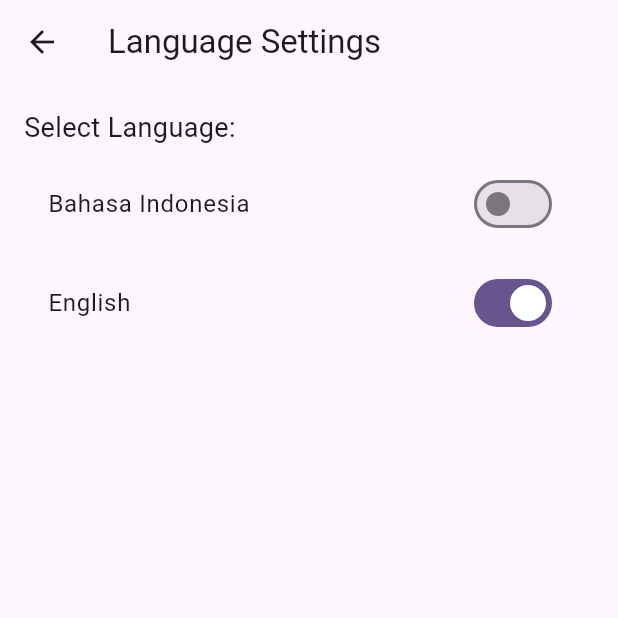
After one commit to FP-CAPSTONE/AudioVision, a Flutter app: the screen it shows after launch, after a tap on the "settings" icon, on a phone screen of 412 x 824 dp, the top half of it. The commit adds this screen. Run offline on Flutter 3.47's test engine with Material 3 defaults, Android fonts, the phone set to English and light mode, and no system bars; our stand-ins replace camera, flutter_dotenv, flutter_tts, geolocator, get, google_maps_flutter and 6 more; missing offline and left inert: flutter_config, flutter_polyline_points, flutter_vision, google_place.

Commit message:
set default language setting and setting page for user to change their preferences

```diff
--- a/lib/main.dart
+++ b/lib/main.dart
@@ -1,20 +1,23 @@
+import 'dart:io';
+import 'dart:ui';
+
 import 'package:audiovision/pages/home_page/home.dart';
 import 'package:flutter/material.dart';
+import 'package:flutter_dotenv/flutter_dotenv.dart';
 import 'package:get/get_navigation/src/root/get_material_app.dart';
-import 'package:flutter_dotenv/flutter_dotenv.dart';
+import 'package:shared_preferences/shared_preferences.dart';
 
 void main() async {
   // Load .env file
   await dotenv.load(fileName: ".env");
-  // WidgetsFlutterBinding.ensureInitialized();
-  // await Firebase.initializeApp();
+  WidgetsFlutterBinding.ensureInitialized();
+
   runApp(const MyApp());
 }
 
 class MyApp extends StatelessWidget {
-  const MyApp({super.key});
+  const MyApp({Key? key});
 
-  // This widget is the root of your application.
   @override
   Widget build(BuildContext context) {
     return GetMaterialApp(
--- /dev/null
+++ b/lib/pages/class/language.dart
@@ -0,0 +1,35 @@
+import 'dart:ui';
+
+import 'package:shared_preferences/shared_preferences.dart';
+
+class LanguagePreferences {
+  static Future<bool> isIndonesianSelected() async {
+    final SharedPreferences prefs = await SharedPreferences.getInstance();
+    print("imhereeeeeeeeeeeeeeee");
+    print(prefs.getBool('isIndonesianSelected'));
+    return prefs.getBool('isIndonesianSelected') ?? false;
+  }
+
+// get the device default language
+  Locale getDefaultLocale() {
+    return window.locale;
+  }
+
+// set application language when user open the application for the first time
+  Future<void> setDefaultLanguage() async {
+    final SharedPreferences prefs = await SharedPreferences.getInstance();
+    print(getDefaultLocale().languageCode);
+    print(prefs.getBool('isIndonesianSelected'));
+    // check if the the setting is exist
+    if (prefs.getBool('isIndonesianSelected') == null) {
+      //check the default device language
+      if (getDefaultLocale().languageCode == "id") {
+        print("iddddd");
+        prefs.setBool('isIndonesianSelected', true);
+      } else {
+        print("enggggg");
+        prefs.setBool('isIndonesianSelected', false);
+      }
+    }
+  }
+}
--- a/lib/pages/home_page/home.dart
+++ b/lib/pages/home_page/home.dart
@@ -5,9 +5,11 @@ import 'dart:async';
 import 'package:audiovision/mainAudio.dart';
 import 'package:audiovision/pages/camera/camera.dart';
 import 'package:audiovision/pages/camera/test_camera.dart';
+import 'package:audiovision/pages/class/language.dart';
 import 'package:audiovision/pages/login_page/login.dart';
 import 'package:audiovision/pages/map_page/map.dart';
 import 'package:audiovision/pages/map_page/widget/camera_view.dart';
+import 'package:audiovision/pages/setting_page/setting.dart';
 import 'package:audiovision/screens/select_screen.dart';
 import 'package:audiovision/utils/text_to_speech.dart';
 import 'package:flutter/material.dart';
@@ -16,17 +18,36 @@ import 'package:speech_to_text/speech_to_text.dart' as stt;
 import 'package:vibration/vibration.dart';
 
 class HomeScreen extends StatefulWidget {
+  static bool isIndonesianSelected = true;
   const HomeScreen({super.key});
-
   @override
   State<HomeScreen> createState() => _HomeScreenState();
 }
 
 class _HomeScreenState extends State<HomeScreen> {
   final stt.SpeechToText _speech = stt.SpeechToText();
+  String _title = '';
 
   bool _isListening = false;
   String _text = '';
+  Future<void> _loadTitle() async {
+    // user open the app for the first time set the default language setting
+    await LanguagePreferences().setDefaultLanguage();
+
+    // set the value of language
+    HomeScreen.isIndonesianSelected =
+        await LanguagePreferences.isIndonesianSelected();
+    setState(() {
+      _title = HomeScreen.isIndonesianSelected ? 'Selamat Datang' : 'Welcome';
+    });
+  }
+
+  @override
+  void initState() {
+    // TODO: implement initState
+    super.initState();
+    _loadTitle();
+  }
 
   @override
   Widget build(BuildContext context) {
@@ -39,7 +60,17 @@ class _HomeScreenState extends State<HomeScreen> {
       },
       child: Scaffold(
         appBar: AppBar(
-          title: const Text("My Appbar"),
+          leading: Container(),
+          actions: [
+            IconButton(
+                onPressed: () {
+                  Get.to(
+                    () => SettingPage(),
+                  );
+                },
+                icon: Icon(Icons.settings))
+          ],
+          title: Text(_title),
           backgroundColor: Colors.blue,
         ),
         body: Center(
--- /dev/null
+++ b/lib/pages/setting_page/setting.dart
@@ -0,0 +1,85 @@
+import 'package:audiovision/pages/home_page/home.dart';
+import 'package:flutter/material.dart';
+import 'package:get/get.dart';
+import 'package:shared_preferences/shared_preferences.dart';
+
+class SettingPage extends StatefulWidget {
+  @override
+  _SettingPageState createState() => _SettingPageState();
+}
+
+class _SettingPageState extends State<SettingPage> {
+  @override
+  void initState() {
+    super.initState();
+    _loadSelectedLanguage();
+  }
+
+  Future<void> _loadSelectedLanguage() async {
+    final SharedPreferences prefs = await SharedPreferences.getInstance();
+    setState(() {
+      HomeScreen.isIndonesianSelected =
+          prefs.getBool('isIndonesianSelected') ?? false;
+    });
+  }
+
+  Future<void> _saveLanguage(bool isIndonesianSelected) async {
+    final SharedPreferences prefs = await SharedPreferences.getInstance();
+    await prefs.setBool('isIndonesianSelected', isIndonesianSelected);
+  }
+
+  @override
+  Widget build(BuildContext context) {
+    String titleText = HomeScreen.isIndonesianSelected
+        ? 'Pengaturan Bahasa'
+        : 'Language Settings';
+    return Scaffold(
+      appBar: AppBar(
+        title: Text(titleText),
+        leading: IconButton(
+            onPressed: () {
+              Get.to(
+                () => HomeScreen(),
+              );
+            },
+            icon: Icon(
+              Icons.arrow_back,
+            )),
+      ),
+      body: Padding(
+        padding: const EdgeInsets.all(16.0),
+        child: Column(
+          crossAxisAlignment: CrossAxisAlignment.start,
+          children: <Widget>[
+            Text(
+              'Select Language:',
+              style: TextStyle(fontSize: 18),
+            ),
+            SizedBox(height: 10),
+            SwitchListTile(
+              title: Text('Bahasa Indonesia'),
+              value: HomeScreen.isIndonesianSelected,
+              onChanged: (value) {
+                setState(() {
+                  HomeScreen.isIndonesianSelected = value;
+                });
+                _saveLanguage(value);
+              },
+            ),
+            SizedBox(height: 10),
+            SwitchListTile(
+              title: Text('English'),
+              value: !HomeScreen.isIndonesianSelected,
+              onChanged: (value) {
+                setState(() {
+                  HomeScreen.isIndonesianSelected = !value;
+                });
+                _saveLanguage(!value);
+              },
+            ),
+          ],
+        ),
+      ),
+    );
+  }
+}
--- a/pubspec.yaml
+++ b/pubspec.yaml
@@ -58,6 +58,7 @@ dependencies:
   riverpod: ^1.0.0
   firebase_database: ^10.4.6
   firebase_core:
+  shared_preferences:
 dev_dependencies:
   flutter_test:
     sdk: flutter
```
Also changed, not shown: pubspec.lock, 1 other file.
